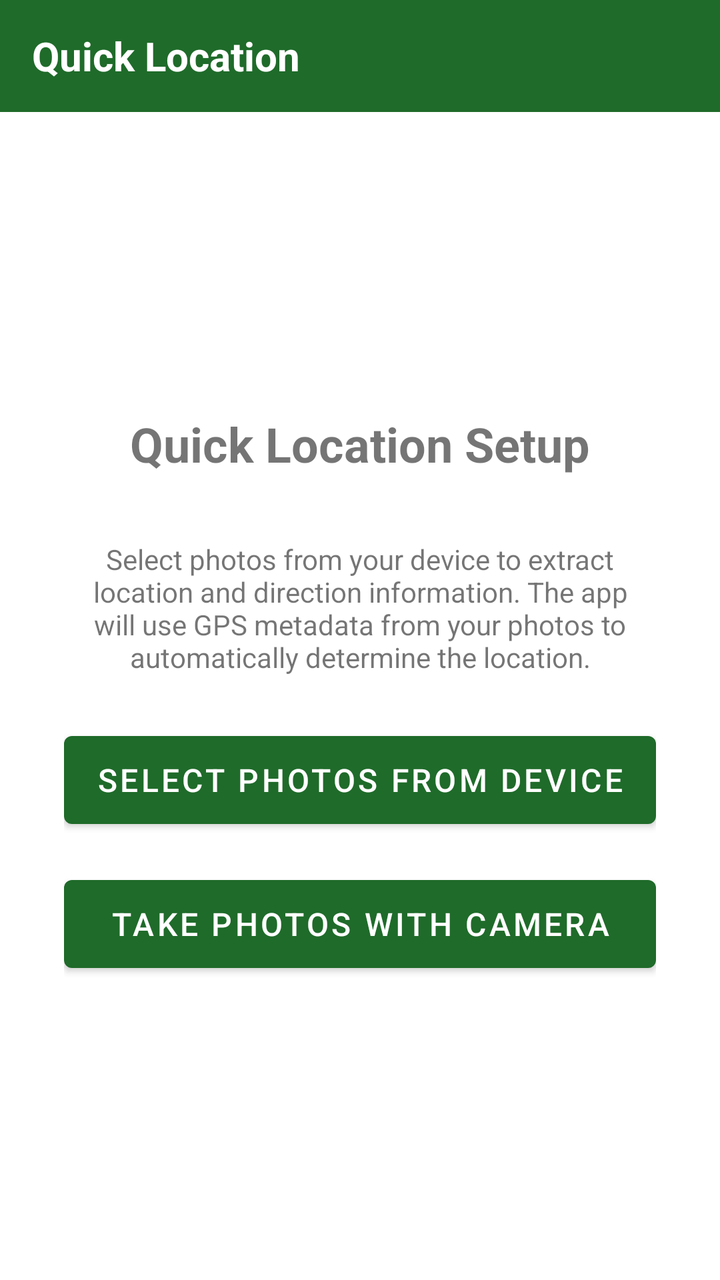
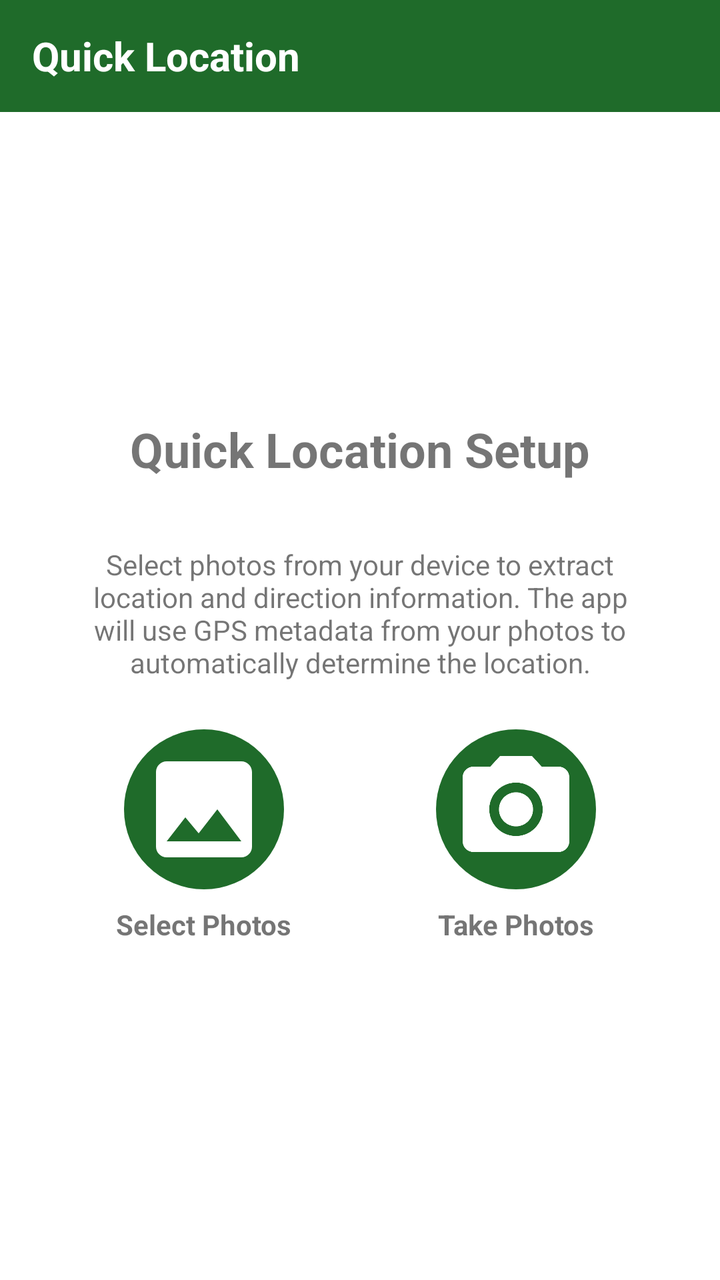

Screens rendered from an Android XML layout before and after an edit, with the pre-edit source and the edit as a unified diff.
<!-- AndroidManifest.xml: application theme Theme.PEVPlugShare -->
<!-- res/layout/activity_quick_location.xml -->
<?xml version="1.0" encoding="utf-8"?>
<LinearLayout xmlns:android="http://schemas.android.com/apk/res/android"
    android:layout_width="match_parent"
    android:layout_height="match_parent"
    android:orientation="vertical"
    android:background="@android:color/white">

    
    <LinearLayout
        android:layout_width="match_parent"
        android:layout_height="?attr/actionBarSize"
        android:background="?attr/colorPrimary"
        android:gravity="center_vertical"
        android:paddingHorizontal="16dp">

        <TextView
            android:layout_width="wrap_content"
            android:layout_height="wrap_content"
            android:text="Quick Location"
            android:textColor="@android:color/white"
            android:textSize="20sp"
            android:textStyle="bold" />
    </LinearLayout>

    
    <FrameLayout
        android:layout_width="match_parent"
        android:layout_height="0dp"
        android:layout_weight="1">

        <LinearLayout
            android:layout_width="match_parent"
            android:layout_height="match_parent"
            android:orientation="vertical"
            android:gravity="center"
            android:padding="32dp">

            <TextView
                android:layout_width="wrap_content"
                android:layout_height="wrap_content"
                android:text="Quick Location Setup"
                android:textSize="24sp"
                android:textStyle="bold"
                android:gravity="center"
                android:layout_marginBottom="32dp" />

            <TextView
                android:layout_width="match_parent"
                android:layout_height="wrap_content"
                android:text="Select photos from your device to extract location and direction information. The app will use GPS metadata from your photos to automatically determine the location."
                android:textSize="14sp"
                android:gravity="center"
                android:layout_marginBottom="24dp" />

            <Button
                android:id="@+id/selectPhotosButton"
                android:layout_width="match_parent"
                android:layout_height="56dp"
                android:text="Select Photos from Device"
                android:textSize="16sp"
                android:layout_marginBottom="16dp" />

            <Button
                android:id="@+id/takePhotosButton"
                android:layout_width="match_parent"
                android:layout_height="56dp"
                android:text="Take Photos with Camera"
                android:textSize="16sp" />

        </LinearLayout>

        
        <LinearLayout
            android:id="@+id/loadingContainer"
            android:layout_width="match_parent"
            android:layout_height="match_parent"
            android:orientation="vertical"
            android:gravity="center"
            android:visibility="gone">

            <ProgressBar
                android:layout_width="48dp"
                android:layout_height="48dp"
                android:layout_marginBottom="16dp" />

            <TextView
                android:layout_width="wrap_content"
                android:layout_height="wrap_content"
                android:text="Processing photos..."
                android:textSize="16sp" />

        </LinearLayout>

    </FrameLayout>

</LinearLayout>
<!-- resources referenced by this layout -->
<resources>
  <style name="Theme.PEVPlugShare" parent="Theme.MaterialComponents.Light.NoActionBar">
          <item name="colorPrimary">@color/md_theme_primary</item>
          <item name="colorSecondary">@color/md_theme_secondary</item>
          <item name="colorError">@color/md_theme_error</item>
      </style>
  <color name="md_theme_primary">#1f6b2a</color>
  <color name="md_theme_secondary">#2d7a3f</color>
  <color name="md_theme_error">#c00000</color>
</resources>

<!-- the commit's change to res/layout/activity_quick_location.xml (unified diff, before → after) -->
@@ -52,20 +52,69 @@
                 android:gravity="center"
                 android:layout_marginBottom="24dp" />
 
-            <Button
-                android:id="@+id/selectPhotosButton"
+            <LinearLayout
                 android:layout_width="match_parent"
-                android:layout_height="56dp"
-                android:text="Select Photos from Device"
-                android:textSize="16sp"
-                android:layout_marginBottom="16dp" />
+                android:layout_height="wrap_content"
+                android:orientation="horizontal"
+                android:gravity="center"
+                android:layout_marginBottom="16dp">
 
-            <Button
-                android:id="@+id/takePhotosButton"
-                android:layout_width="match_parent"
-                android:layout_height="56dp"
-                android:text="Take Photos with Camera"
-                android:textSize="16sp" />
+                <LinearLayout
+                    android:layout_width="0dp"
+                    android:layout_height="wrap_content"
+                    android:layout_weight="1"
+                    android:orientation="vertical"
+                    android:gravity="center"
+                    android:layout_marginEnd="8dp">
+
+                    <ImageButton
+                        android:id="@+id/selectPhotosButton"
+                        android:layout_width="80dp"
+                        android:layout_height="80dp"
+                        android:background="@drawable/circle_green_background"
+                        android:src="@drawable/ic_image_gallery"
+                        android:tint="@android:color/white"
+                        android:contentDescription="Select Photos from Device"
+                        android:scaleType="fitCenter"
+                        android:padding="8dp" />
+
+                    <TextView
+                        android:layout_width="wrap_content"
+                        android:layout_height="wrap_content"
+                        android:text="Select Photos"
+                        android:layout_marginTop="8dp"
+                        android:textSize="14sp"
+                        android:textStyle="bold" />
+                </LinearLayout>
+
+                <LinearLayout
+                    android:layout_width="0dp"
+                    android:layout_height="wrap_content"
+                    android:layout_weight="1"
+                    android:orientation="vertical"
+                    android:gravity="center"
+                    android:layout_marginStart="8dp">
+
+                    <ImageButton
+                        android:id="@+id/takePhotosButton"
+                        android:layout_width="80dp"
+                        android:layout_height="80dp"
+                        android:background="@drawable/circle_green_background"
+                        android:src="@drawable/ic_camera"
+                        android:tint="@android:color/white"
+                        android:contentDescription="Take Photos with Camera"
+                        android:scaleType="fitCenter"
+                        android:padding="8dp" />
+
+                    <TextView
+                        android:layout_width="wrap_content"
+                        android:layout_height="wrap_content"
+                        android:text="Take Photos"
+                        android:layout_marginTop="8dp"
+                        android:textSize="14sp"
+                        android:textStyle="bold" />
+                </LinearLayout>
+            </LinearLayout>
 
         </LinearLayout>
 
<!-- resource entries referenced after the edit -->
@@ -1,5 +1,35 @@
 <!-- resources referenced by this layout -->
 <resources>
+  <!-- drawable circle_green_background (drawable) -->
+  <?xml version="1.0" encoding="utf-8"?>
+  <shape xmlns:android="http://schemas.android.com/apk/res/android"
+      android:shape="oval">
+      <solid android:color="?attr/colorPrimary" />
+      <size android:width="80dp" android:height="80dp" />
+  </shape>
+  <!-- drawable ic_camera (drawable) -->
+  <vector xmlns:android="http://schemas.android.com/apk/res/android"
+      android:width="24dp"
+      android:height="24dp"
+      android:viewportWidth="24"
+      android:viewportHeight="24">
+      <path
+          android:fillColor="@android:color/white"
+          android:pathData="M12,12m-3.2,0a3.2,3.2 0,1 1,6.4 0a3.2,3.2 0,1 1,-6.4 0" />
+      <path
+          android:fillColor="@android:color/white"
+          android:pathData="M9,2L7.17,4H4c-1.1,0 -2,0.9 -2,2v12c0,1.1 0.9,2 2,2h16c1.1,0 2,-0.9 2,-2V6c0,-1.1 -0.9,-2 -2,-2h-3.17L15,2H9zm3,15c-2.76,0 -5,-2.24 -5,-5s2.24,-5 5,-5s5,2.24 5,5s-2.24,5 -5,5z" />
+  </vector>
+  <!-- drawable ic_image_gallery (drawable) -->
+  <vector xmlns:android="http://schemas.android.com/apk/res/android"
+      android:width="24dp"
+      android:height="24dp"
+      android:viewportWidth="24"
+      android:viewportHeight="24">
+      <path
+          android:fillColor="?attr/colorPrimary"
+          android:pathData="M19,3H5c-1.1,0 -2,0.9 -2,2v14c0,1.1 0.9,2 2,2h14c1.1,0 2,-0.9 2,-2V5c0,-1.1 -0.9,-2 -2,-2zM8.5,13.5l2.5,3.01L14.5,12l4.5,6H5l3.5,-4.5z" />
+  </vector>
   <style name="Theme.PEVPlugShare" parent="Theme.MaterialComponents.Light.NoActionBar">
           <item name="colorPrimary">@color/md_theme_primary</item>
           <item name="colorSecondary">@color/md_theme_secondary</item>
